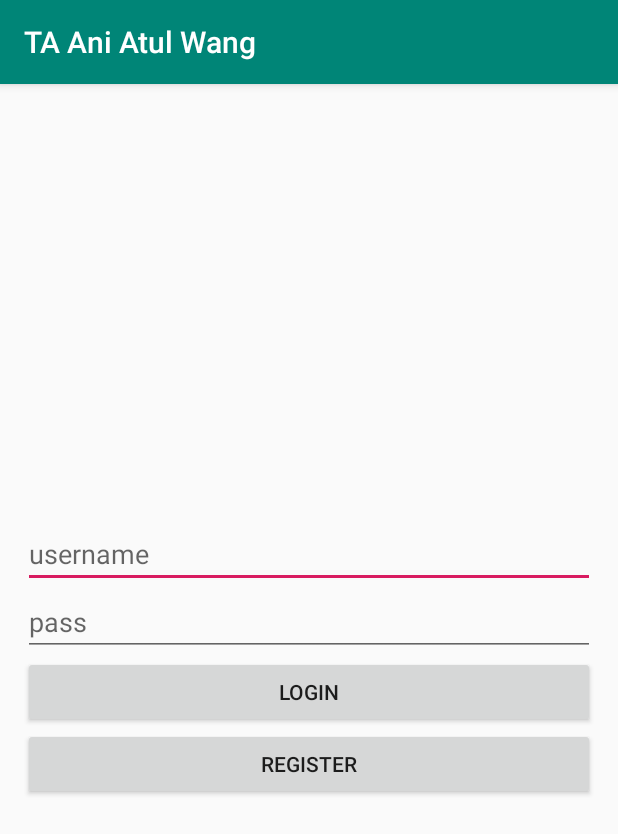
After one commit to gzeinnumer/TAAniAtulWang, an Android app: the LoginActivity screen opened directly, with no data from a screen before it, on a phone screen of 412 x 824 dp. The commit adds this screen. Shown: the top 834 px of the screen. Run offline under Robolectric (Android 15) with nearby library versions, the phone set to English and light mode, and no system bars.

Commit message:
19-08-2019 data tampil di aktivity

```diff
--- a/app/build.gradle
+++ b/app/build.gradle
@@ -26,4 +26,10 @@ dependencies {
     testImplementation 'junit:junit:4.12'
     androidTestImplementation 'androidx.test:runner:1.2.0'
     androidTestImplementation 'androidx.test.espresso:espresso-core:3.2.0'
+
+    //todo 0
+    implementation 'com.squareup.retrofit2:retrofit:2.1.0'
+    implementation 'com.google.code.gson:gson:2.6.2'
+    implementation 'com.squareup.retrofit2:converter-gson:2.1.0'
+    implementation 'androidx.recyclerview:recyclerview:1.0.0'
 }
--- a/app/src/main/AndroidManifest.xml
+++ b/app/src/main/AndroidManifest.xml
@@ -1,6 +1,8 @@
 <?xml version="1.0" encoding="utf-8"?>
 <manifest xmlns:android="http://schemas.android.com/apk/res/android"
     package="com.gzeinnumer.taaniatulwang">
+
+    <uses-permission android:name="android.permission.INTERNET"/>
 
     <application
         android:allowBackup="true"
@@ -9,6 +11,9 @@
         android:roundIcon="@mipmap/ic_launcher_round"
         android:supportsRtl="true"
         android:theme="@style/AppTheme">
+        <activity android:name=".activity.LoginActivity">
+
+        </activity>
         <activity android:name=".activity.MainActivity">
             <intent-filter>
                 <action android:name="android.intent.action.MAIN" />
--- /dev/null
+++ b/app/src/main/java/com/gzeinnumer/taaniatulwang/activity/LoginActivity.java
@@ -0,0 +1,87 @@
+package com.gzeinnumer.taaniatulwang.activity;
+
+import android.content.Intent;
+import android.os.Bundle;
+import android.view.View;
+import android.widget.Button;
+import android.widget.EditText;
+import android.widget.Toast;
+
+import androidx.appcompat.app.AppCompatActivity;
+
+import com.gzeinnumer.taaniatulwang.R;
+import com.gzeinnumer.taaniatulwang.helper.SessionManager;
+import com.gzeinnumer.taaniatulwang.model.ResponseLogin;
+import com.gzeinnumer.taaniatulwang.network.RetroServer;
+
+import retrofit2.Call;
+import retrofit2.Callback;
+import retrofit2.Response;
+//todo 1 buat activity baru
+
+public class LoginActivity extends AppCompatActivity {
+
+    EditText edUsername, edPass;
+    Button btnLogin, btnToRegis;
+    SessionManager sessionManager;
+
+    @Override
+    protected void onCreate(Bundle savedInstanceState) {
+        super.onCreate(savedInstanceState);
+        setContentView(R.layout.activity_login);
+
+        edUsername = findViewById(R.id.ed_username);
+        edPass = findViewById(R.id.ed_pass);
+        btnLogin = findViewById(R.id.btn_login);
+        btnToRegis = findViewById(R.id.btn_to_regis);
+
+        sessionManager = new SessionManager(this);
+
+        btnLogin.setOnClickListener(new View.OnClickListener() {
+            @Override
+            public void onClick(View view) {
+                fetchLogin();
+            }
+        });
+
+        btnToRegis.setOnClickListener(new View.OnClickListener() {
+            @Override
+            public void onClick(View view) {
+
+            }
+        });
+    }
+
+    private void fetchLogin() {
+        String username = edUsername.getText().toString().trim();
+        String pass = edPass.getText().toString().trim();
+
+        if (!username.equals("") && ! pass.equals("")){
+            RetroServer.getInstance().login(username, pass).enqueue(new Callback<ResponseLogin>() {
+                @Override
+                public void onResponse(Call<ResponseLogin> call, Response<ResponseLogin> response) {
+                    if (response.isSuccessful()){
+                        if (response.body().isStatus()){
+                            Intent intent = new Intent(getApplicationContext(), MainActivity.class);
+
+                            sessionManager.setKEY_ID(response.body().getResultDataLoginUsers().get(0).getId());
+                            sessionManager.setKEY_NAME(response.body().getResultDataLoginUsers().get(0).getNama());
+                            sessionManager.setKEY_USERNAME(response.body().getResultDataLoginUsers().get(0).getUsername());
+
+                            startActivity(intent);
+                        } else {
+                            Toast.makeText(LoginActivity.this, "Password salah", Toast.LENGTH_SHORT).show();
+                        }
+                    }
+                }
+
+                @Override
+                public void onFailure(Call<ResponseLogin> call, Throwable t) {
+
+                }
+            });
+        } else {
+            Toast.makeText(this, "silahkan masukan pass word", Toast.LENGTH_SHORT).show();
+        }
+    }
+}
--- /dev/null
+++ b/app/src/main/java/com/gzeinnumer/taaniatulwang/helper/SessionManager.java
@@ -0,0 +1,51 @@
+package com.gzeinnumer.taaniatulwang.helper;
+
+import android.content.Context;
+import android.content.SharedPreferences;
+
+public class SessionManager {
+    private String PREF_NAME = "SIMPAN";
+    private String KEY_USERNAME = "username";
+    private String KEY_ID = "id";
+    private String KEY_NAME = "name";
+
+    private SharedPreferences mSharedPreferences;
+    private SharedPreferences.Editor mEditor;
+
+    public SessionManager(Context context) {
+        mSharedPreferences = context.getSharedPreferences(PREF_NAME, Context.MODE_PRIVATE);
+    }
+
+    public void logout() {
+        mEditor = mSharedPreferences.edit();
+        mEditor.clear().commit();
+    }
+
+    public String getKEY_USERNAME() {
+        return mSharedPreferences.getString(KEY_USERNAME, null);
+    }
+
+    public void setKEY_USERNAME(String s) {
+        mEditor = mSharedPreferences.edit();
+        mEditor.putString(KEY_USERNAME, s).apply();
+    }
+
+    public String getKEY_ID() {
+        return mSharedPreferences.getString(KEY_ID, null);
+    }
+
+    public void setKEY_ID(String s) {
+        mEditor = mSharedPreferences.edit();
+        mEditor.putString(KEY_ID, s).apply();
+    }
+
+    public String getKEY_NAME() {
+        return mSharedPreferences.getString(KEY_NAME, null);
+
+    }
+
+    public void setKEY_NAME(String s) {
+        mEditor = mSharedPreferences.edit();
+        mEditor.putString(KEY_NAME, s).apply();
+    }
+}
--- /dev/null
+++ b/app/src/main/res/layout/activity_login.xml
@@ -0,0 +1,33 @@
+<?xml version="1.0" encoding="utf-8"?>
+<LinearLayout
+    android:padding="15dp"
+    android:orientation="vertical"
+    xmlns:android="http://schemas.android.com/apk/res/android"
+    xmlns:app="http://schemas.android.com/apk/res-auto"
+    xmlns:tools="http://schemas.android.com/tools"
+    android:layout_width="match_parent"
+    android:gravity="center"
+    android:layout_height="match_parent"
+    tools:context=".activity.LoginActivity">
+
+    <EditText
+        android:hint="username"
+        android:id="@+id/ed_username"
+        android:layout_width="match_parent"
+        android:layout_height="wrap_content" />
+    <EditText
+        android:hint="pass"
+        android:id="@+id/ed_pass"
+        android:layout_width="match_parent"
+        android:layout_height="wrap_content" />
+    <Button
+        android:text="Login"
+        android:id="@+id/btn_login"
+        android:layout_width="match_parent"
+        android:layout_height="wrap_content" />
+    <Button
+        android:text="register"
+        android:id="@+id/btn_to_regis"
+        android:layout_width="match_parent"
+        android:layout_height="wrap_content" />
+</LinearLayout>
```
Also changed, not shown: app/src/main/java/com/gzeinnumer/taaniatulwang/activity/MainActivity.java (+64 -2 lines), app/src/main/java/com/gzeinnumer/taaniatulwang/adapter/AdapterUser.java (added, +56 -0 lines), app/src/main/java/com/gzeinnumer/taaniatulwang/model/ResponseLogin.java (added, +41 -0 lines), app/src/main/java/com/gzeinnumer/taaniatulwang/model/ResponseReadDataUser.java (added, +41 -0 lines), app/src/main/java/com/gzeinnumer/taaniatulwang/model/ResultDataLoginUsersItem.java (added, +50 -0 lines), app/src/main/java/com/gzeinnumer/taaniatulwang/model/ResultDataUsersItem.java (added, +50 -0 lines), app/src/main/java/com/gzeinnumer/taaniatulwang/network/ApiService.java (added, +23 -0 lines), app/src/main/java/com/gzeinnumer/taaniatulwang/network/RetroServer.java (added, +19 -0 lines), app/src/main/res/layout/activity_main.xml (+7 -10 lines), app/src/main/res/layout/item_user.xml (added, +18 -0 lines).
